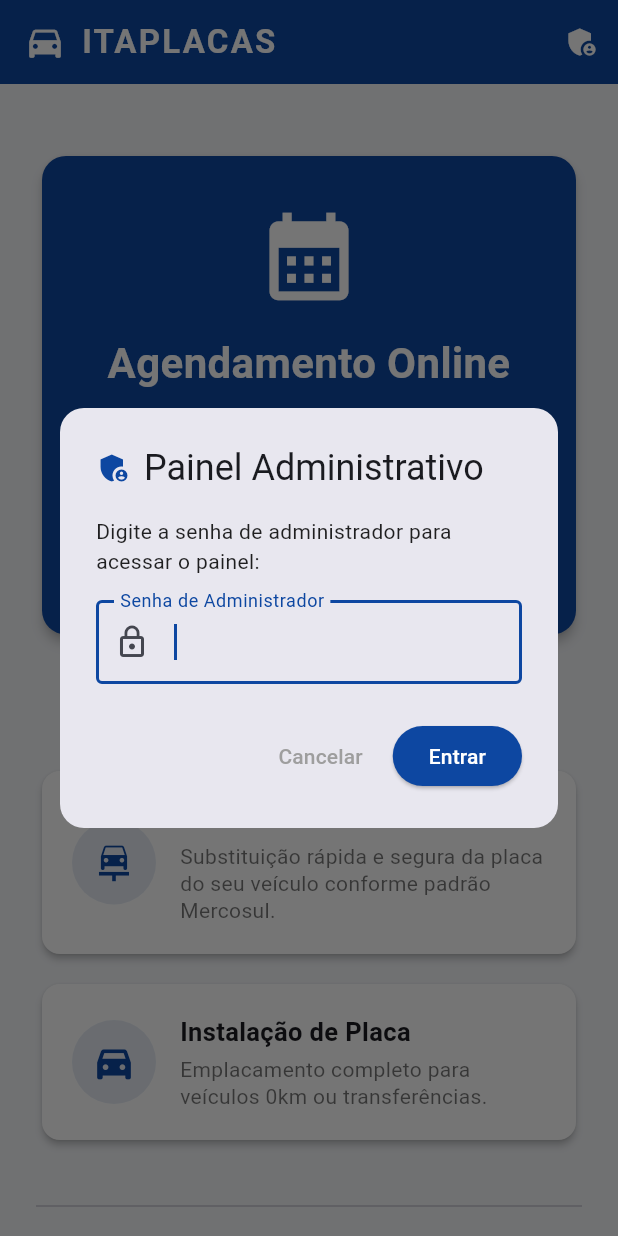
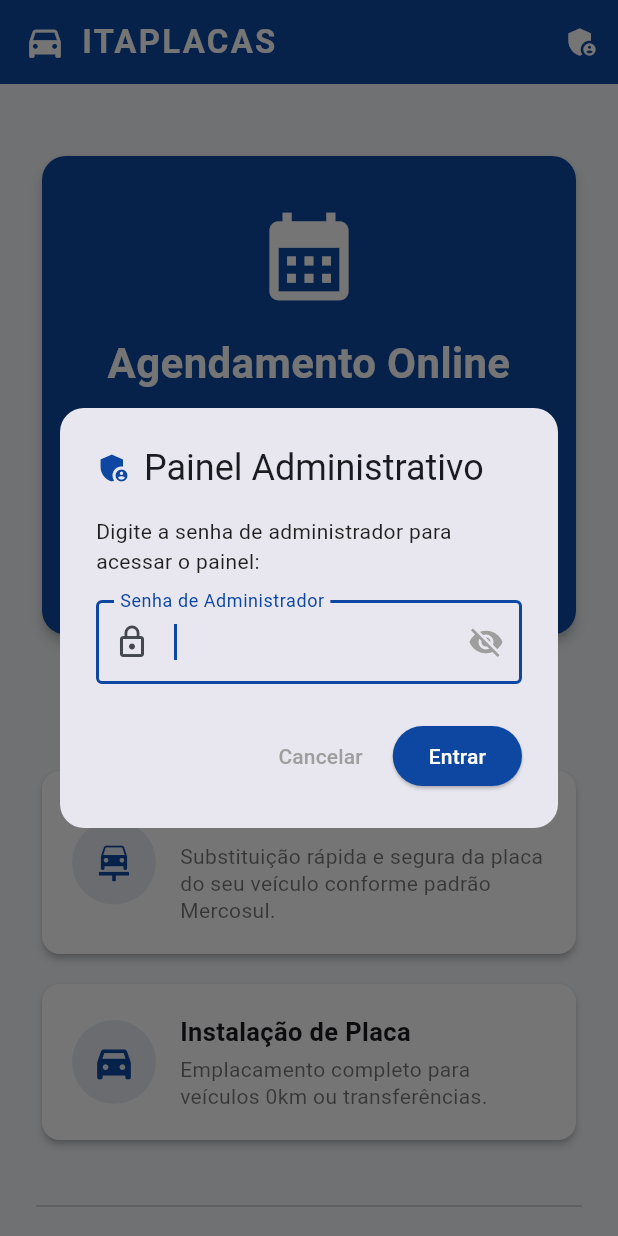
Before and after one commit to tecnologiadigitalitajuba/agendamento_itaplacas, a Flutter app: the screen it shows after launch, after a tap on the "admin panel settings" icon, on a phone screen of 412 x 824 dp. Run offline on Flutter 3.47's test engine with Material 3 defaults, Android fonts, the phone set to English and light mode, and no system bars; our stand-ins replace cloud_firestore, firebase_core; accounts and stored records are empty.

Commit message:
Adiciona botao de visualizar/ocultar senha no painel de admin

```diff
--- a/lib/main.dart
+++ b/lib/main.dart
@@ -239,7 +239,11 @@
 
     showDialog(
       context: context,
-      builder: (context) => AlertDialog(
+      builder: (context) {
+        bool obscureText = true;
+        return StatefulBuilder(
+          builder: (context, setState) {
+            return AlertDialog(
               shape: RoundedRectangleBorder(borderRadius: BorderRadius.circular(16)),
               title: const Row(
                 children: [
@@ -259,13 +263,24 @@
                   const SizedBox(height: 16),
                   TextField(
                     controller: pinController,
-              obscureText: true,
+                    obscureText: obscureText,
                     keyboardType: TextInputType.text,
                     autofocus: true,
-              decoration: const InputDecoration(
+                    decoration: InputDecoration(
                       labelText: 'Senha de Administrador',
-                border: OutlineInputBorder(),
-                prefixIcon: Icon(Icons.lock_outline),
+                      border: const OutlineInputBorder(),
+                      prefixIcon: const Icon(Icons.lock_outline),
+                      suffixIcon: IconButton(
+                        icon: Icon(
+                          obscureText ? Icons.visibility_off : Icons.visibility,
+                          color: Colors.grey,
+                        ),
+                        onPressed: () {
+                          setState(() {
+                            obscureText = !obscureText;
+                          });
+                        },
+                      ),
                     ),
                     onSubmitted: (_) {
                       if (pinController.text.trim() == 'Itaplacas@2025') {
@@ -305,6 +320,7 @@
                         MaterialPageRoute(builder: (context) => const TelaAdmin()),
                       );
                     } else {
+                      Navigator.pop(context);
                       ScaffoldMessenger.of(context).showSnackBar(
                         const SnackBar(
                           backgroundColor: Colors.red,
@@ -316,7 +332,10 @@
                   child: const Text('Entrar'),
                 ),
               ],
-      ),
+            );
+          },
+        );
+      },
     );
   }
 
```
Lines whose indentation alone changed are shown as unchanged.
